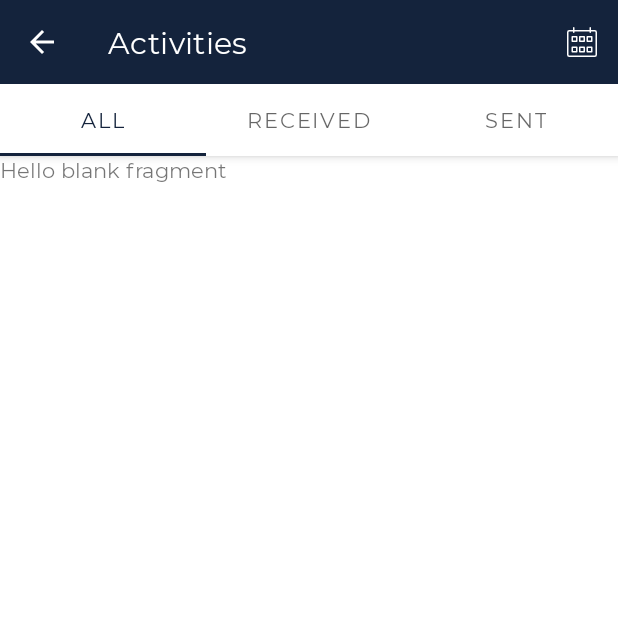
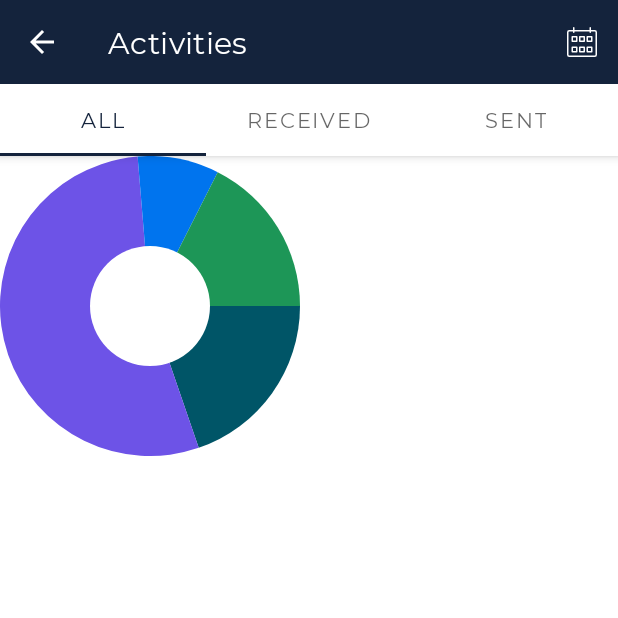
Before and after one commit to 0x6d6861/monzo, an Android app: the AllTrasactionFragment screen opened directly, with no data from a screen before it, on a phone screen of 412 x 824 dp, the top half of it. Run offline under Robolectric (Android 15) with nearby library versions, the phone set to English and light mode, and no system bars; Roboto replaces fonts that are not available here.

Commit message:
added a graphing class

```diff
--- a/app/build.gradle
+++ b/app/build.gradle
@@ -40,4 +40,6 @@ dependencies {
     implementation 'com.makeramen:roundedimageview:2.3.0'
     implementation 'androidx.biometric:biometric:1.0.0-alpha03'
     implementation project(':datetimeline')
+
+
 }
--- a/app/src/main/java/co/heri/monzo/TransactionActivity.kt
+++ b/app/src/main/java/co/heri/monzo/TransactionActivity.kt
@@ -1,5 +1,6 @@
 package co.heri.monzo
 
+import android.net.Uri
 import androidx.appcompat.app.AppCompatActivity
 import android.os.Bundle
 import android.view.Menu
@@ -7,7 +8,6 @@ import android.view.MenuItem
 import android.widget.Toast
 import androidx.appcompat.widget.Toolbar
 import androidx.viewpager.widget.ViewPager
-import co.heri.monzo.dialods.RequestDialog
 import co.heri.monzo.fragments.transactions.AllTrasactionFragment
 import co.heri.monzo.fragments.transactions.ReceivedTransactionFragment
 import co.heri.monzo.fragments.transactions.SentTransactionFragment
@@ -16,7 +16,18 @@ import com.google.android.material.tabs.TabLayout
 
 
 
-class TransactionActivity : AppCompatActivity() {
+
+
+
+
+
+class TransactionActivity : AppCompatActivity(), AllTrasactionFragment.OnFragmentInteractionListener {
+
+
+    override fun onFragmentInteraction(uri: Uri) {
+
+        Toast.makeText(this@TransactionActivity, "Button clicked from fragment", Toast.LENGTH_SHORT).show()
+    }
 
     private lateinit var mTopToolbar: Toolbar
 
@@ -38,6 +49,8 @@ class TransactionActivity : AppCompatActivity() {
 
         tabLayout = findViewById(R.id.tabs);
         tabLayout.setupWithViewPager(viewPager);
+
+
 
     }
 
--- a/app/src/main/java/co/heri/monzo/fragments/transactions/AllTrasactionFragment.kt
+++ b/app/src/main/java/co/heri/monzo/fragments/transactions/AllTrasactionFragment.kt
@@ -1,6 +1,7 @@
 package co.heri.monzo.fragments.transactions
 
 import android.content.Context
+import android.graphics.Color
 import android.net.Uri
 import android.os.Bundle
 import android.view.LayoutInflater
@@ -9,6 +10,8 @@ import android.view.ViewGroup
 import androidx.fragment.app.Fragment
 
 import co.heri.monzo.R
+import co.heri.monzo.utils.PieChartView
+
 
 // TODO: Rename parameter arguments, choose names that match
 // the fragment initialization parameters, e.g. ARG_ITEM_NUMBER
@@ -29,8 +32,22 @@ class AllTrasactionFragment : Fragment() {
         inflater: LayoutInflater, container: ViewGroup?,
         savedInstanceState: Bundle?
     ): View? {
+
+        val view = inflater.inflate(R.layout.fragment_all_trasaction, container, false)
+
+        val pieChart = view.findViewById<PieChartView>(R.id.pieChart) as PieChartView
+
+        pieChart.setCenterColor(android.R.color.white)
+        pieChart.setDataPoints(floatArrayOf(450F, 1230F, 200F, 400F))
+        pieChart.setSliceColor(intArrayOf(
+            Color.rgb(0,85,103),
+            Color.rgb(109,83,231),
+            Color.rgb(0,116,238),
+            Color.rgb(29,150,87)))
+
+
         // Inflate the layout for this fragment
-        return inflater.inflate(R.layout.fragment_all_trasaction, container, false)
+        return view
     }
 
     // TODO: Rename method, update argument and hook method into UI event
@@ -42,6 +59,7 @@ class AllTrasactionFragment : Fragment() {
         super.onAttach(context)
         if (context is OnFragmentInteractionListener) {
             listener = context
+
         } else {
            // throw RuntimeException(context.toString() + " must implement OnFragmentInteractionListener")
         }
--- /dev/null
+++ b/app/src/main/java/co/heri/monzo/utils/PieChartView.kt
@@ -0,0 +1,91 @@
+package co.heri.monzo.utils
+
+import android.annotation.SuppressLint
+import android.content.Context
+import android.graphics.Canvas
+import android.graphics.Color
+import android.graphics.Paint
+import android.graphics.RectF
+import android.util.AttributeSet
+import android.view.View
+import androidx.core.content.ContextCompat
+
+class PieChartView @JvmOverloads constructor(
+    context: Context,
+    attrs: AttributeSet? = null,
+    defStyleAttr: Int = 0) : View(context, attrs, defStyleAttr) {
+
+    private var slicePaint: Paint = Paint()
+    private var centerPaint: Paint = Paint(Paint.ANTI_ALIAS_FLAG)
+    private var sliceColors: IntArray = intArrayOf(Color.RED, Color.GREEN, Color.BLUE, Color.YELLOW)
+    private var rectF: RectF? = null
+    private var dataPoints: FloatArray = floatArrayOf()
+
+    init {
+        slicePaint.isAntiAlias = true
+        slicePaint.isDither = true
+        slicePaint.style = Paint.Style.FILL
+
+        centerPaint.color = Color.WHITE
+        centerPaint.style = Paint.Style.FILL
+
+    }
+
+    private fun scale(): FloatArray {
+        var scaledValues = FloatArray(dataPoints.size)
+        for (i in dataPoints.indices) {
+            scaledValues.fill((dataPoints[i] / getTotal()) * 360, i, dataPoints.size)
+        }
+        return scaledValues
+    }
+
+    @SuppressLint("DrawAllocation")
+    override fun onDraw(canvas: Canvas?) {
+        super.onDraw(canvas)
+        val startTop = 0F
+        val startLeft = 0F
+        val endBottom = width.toFloat()
+        val endRight = endBottom
+
+        rectF = RectF(startLeft, startTop, endRight, endBottom)
+
+        val scaledValues = scale()
+        var sliceStartPoint = 0F
+
+        for (i in scaledValues.indices) {
+            slicePaint.color = sliceColors[i]
+            canvas!!.drawArc(rectF, sliceStartPoint, scaledValues[i], true, slicePaint)
+            sliceStartPoint += scaledValues[i]
+        }
+
+
+        val centerX = (measuredWidth / 2).toFloat()
+        val centerY = (measuredHeight / 2).toFloat()
+        val radius = Math.min(centerX, centerY)
+
+        canvas!!.drawCircle(centerX, centerY, radius - 90, centerPaint)
+
+    }
+
+    fun getTotal(): Float = dataPoints.sum()
+
+    fun setDataPoints(data: FloatArray) {
+        dataPoints = data
+        invalidateAndRequestLayout()
+    }
+
+    fun setCenterColor(colorId: Int) {
+        centerPaint.color = ContextCompat.getColor(context, colorId)
+        invalidateAndRequestLayout()
+    }
+
+    fun setSliceColor(colors: IntArray) {
+        sliceColors = colors
+        invalidateAndRequestLayout()
+    }
+
+    private fun invalidateAndRequestLayout() {
+        invalidate()
+        requestLayout()
+    }
+}
--- a/app/src/main/res/layout/activity_main.xml
+++ b/app/src/main/res/layout/activity_main.xml
@@ -24,7 +24,8 @@
                     app:titleTextColor="#FFFFFF"
                     android:layout_height="?attr/actionBarSize"
                     android:layout_width="match_parent"
-                    app:subtitleTextColor="@android:color/white"/>
+                    app:subtitleTextColor="@android:color/white"
+            />
         </com.google.android.material.appbar.AppBarLayout>
         <androidx.core.widget.NestedScrollView
                 app:layout_behavior="@string/appbar_scrolling_view_behavior"
@@ -124,7 +125,7 @@
                                 android:layout_width="wrap_content"
                                 android:layout_height="wrap_content" app:srcCompat="@drawable/ic_more_vert_black_24dp"
                                 android:id="@+id/imageButton" app:layout_constraintEnd_toEndOf="parent"
-                                android:layout_marginEnd="8dp"
+                                android:layout_marginEnd="16dp"
                                 app:layout_constraintTop_toTopOf="@+id/textView25"
                                 android:clickable="true"
                                 android:focusable="true" android:background="?attr/selectableItemBackgroundBorderless"
--- a/app/src/main/res/layout/fragment_all_trasaction.xml
+++ b/app/src/main/res/layout/fragment_all_trasaction.xml
@@ -4,11 +4,7 @@
              android:layout_width="match_parent"
              android:layout_height="match_parent"
              tools:context=".fragments.transactions.AllTrasactionFragment">
-
-    <!-- TODO: Update blank fragment layout -->
-    <TextView
-            android:layout_width="match_parent"
-            android:layout_height="match_parent"
-            android:text="@string/hello_blank_fragment"/>
-
+    <co.heri.monzo.utils.PieChartView android:id="@+id/pieChart"
+                                      android:layout_width="200dp"
+                                      android:layout_height="200dp" />
 </FrameLayout>
```
